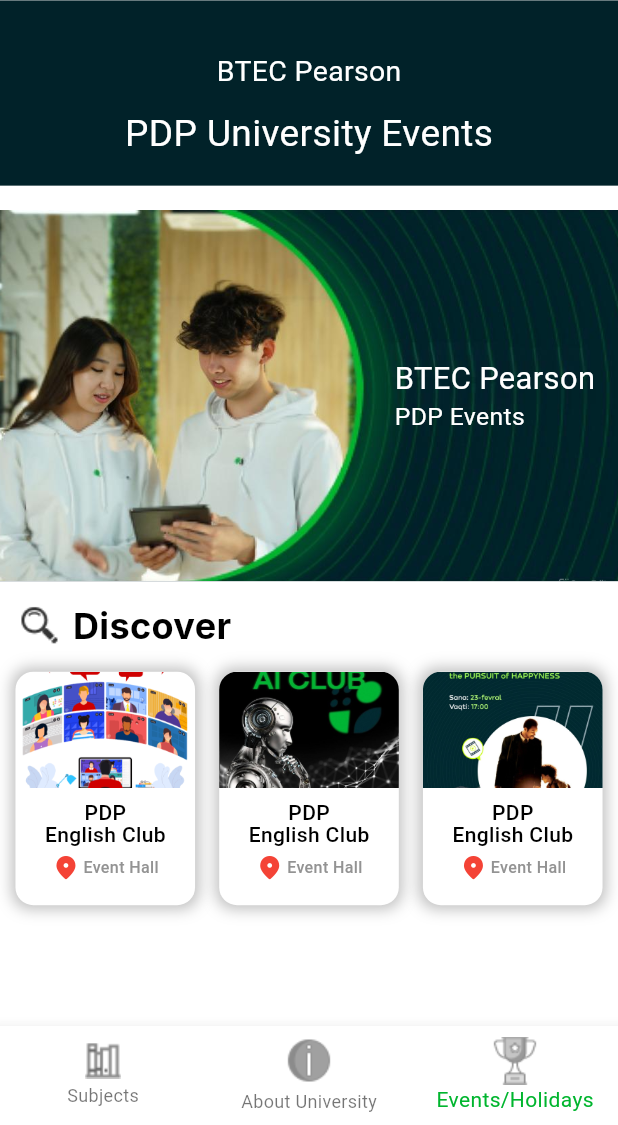
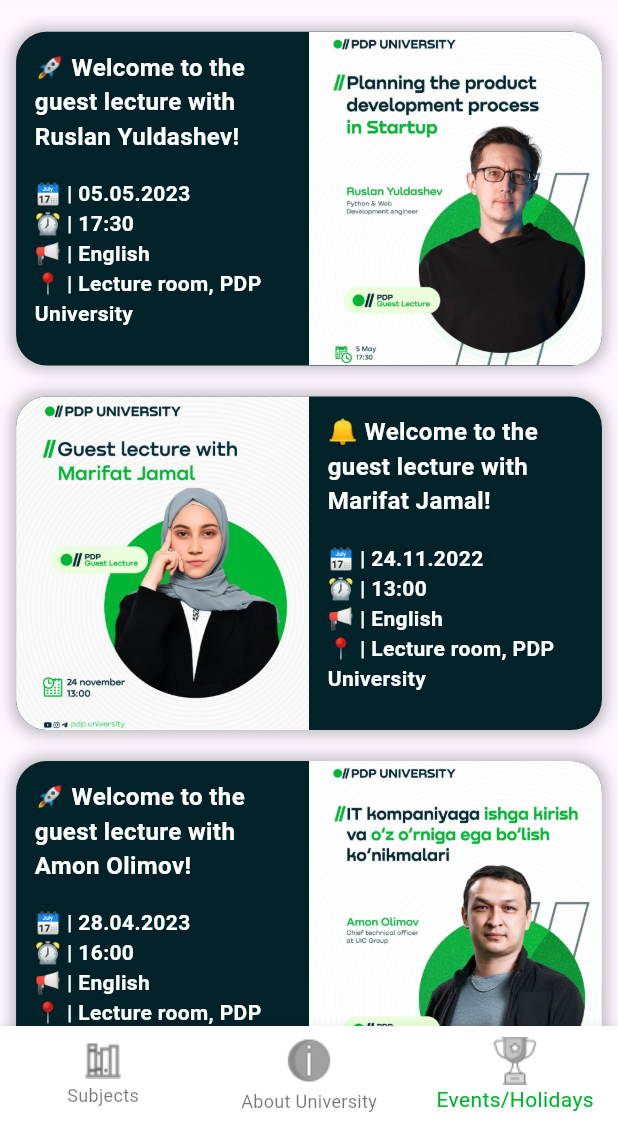
Before and after one commit to IftixorRustamov/my_pdp, a Flutter app: the screen it shows after launch, item 3 of the bottom bar chosen, on a phone screen of 412 x 824 dp, the part 111-1236 px from its top. Run offline on Flutter 3.47's test engine with Material 3 defaults, Android fonts, the phone set to English and light mode, and no system bars.

Commit message:
Finished Guests Screen.

```diff
--- /dev/null
+++ b/lib/screens/guests.dart
@@ -0,0 +1,281 @@
+import 'package:flutter/material.dart';
+import 'package:my_pdp/common/app_colors.dart';
+import 'package:my_pdp/common/app_responsive.dart';
+import 'package:my_pdp/common/img_paths.dart';
+
+// ignore: must_be_immutable
+class GuestsScreen extends StatelessWidget {
+  GuestsScreen({super.key});
+  List<Map<String, dynamic>> guestList = [
+    {
+      "image": ImgPaths.guest1,
+      "text1": "🚀 Welcome to the guest lecture with Ruslan Yuldashev!",
+      "text2": "🗓 | 05.05.2023",
+      "text3": "⏰ | 17:30",
+      "text4": "📢 | English",
+      "text5": "📍 | Lecture room, PDP University"
+    },
+    {
+      "image": ImgPaths.guest2,
+      "text1": "🔔 Welcome to the guest lecture with Marifat Jamal!",
+      "text2": "🗓 | 24.11.2022",
+      "text3": "⏰ | 13:00",
+      "text4": "📢 | English",
+      "text5": "📍 | Lecture room, PDP University"
+    },
+    {
+      "image": ImgPaths.guest3,
+      "text1": "🚀 Welcome to the guest lecture with Amon Olimov! ",
+      "text2": "🗓 | 28.04.2023",
+      "text3": "⏰ | 16:00",
+      "text4": "📢 | English",
+      "text5": "📍 | Lecture room, PDP University"
+    }
+  ];
+
+  @override
+  Widget build(BuildContext context) {
+    return Scaffold(
+      body: SizedBox(
+        width: double.infinity,
+        child: Column(
+          children: [
+            SizedBox(
+              height: Responsive.height(0.013),
+            ),
+            Expanded(
+              child: ListView.builder(
+                  itemCount: guestList.length,
+                  itemBuilder: (context, index) => index % 2 == 0
+                      ? Container(
+                          margin: EdgeInsets.fromLTRB(
+                            Responsive.height(0.013),
+                            Responsive.height(0.0125),
+                            Responsive.height(0.013),
+                            Responsive.height(0.0125),
+                          ),
+                          height: Responsive.height(0.27),
+                          width: double.infinity,
+                          decoration: BoxDecoration(
+                            color: AppColors.darkCyanGreen,
+                            borderRadius: BorderRadius.circular(
+                              Responsive.height(0.025),
+                            ),
+                            boxShadow: [
+                              BoxShadow(
+                                  color: Colors.black26,
+                                  blurRadius: Responsive.width(0.019),
+                                  spreadRadius: Responsive.width(0.005)),
+                            ],
+                          ),
+                          child: Row(
+                            children: [
+                              Expanded(
+                                child: Padding(
+                                  padding:
+                                      EdgeInsets.all(Responsive.height(0.015)),
+                                  child: Column(
+                                    mainAxisAlignment:
+                                        MainAxisAlignment.spaceBetween,
+                                    crossAxisAlignment:
+                                        CrossAxisAlignment.start,
+                                    children: [
+                                      Text(
+                                        guestList[index]["text1"],
+                                        style: TextStyle(
+                                          color: AppColors.white,
+                                          fontSize: Responsive.height(0.0195),
+                                          fontWeight: FontWeight.bold,
+                                        ),
+                                      ),
+                                      Column(
+                                        crossAxisAlignment:
+                                            CrossAxisAlignment.start,
+                                        children: [
+                                          Text(
+                                            guestList[index]["text2"],
+                                            style: TextStyle(
+                                              color: AppColors.white,
+                                              fontSize:
+                                                  Responsive.height(0.017),
+                                              fontWeight: FontWeight.w600,
+                                            ),
+                                          ),
+                                          Text(
+                                            guestList[index]["text3"],
+                                            style: TextStyle(
+                                              color: AppColors.white,
+                                              fontSize:
+                                                  Responsive.height(0.017),
+                                              fontWeight: FontWeight.w600,
+                                            ),
+                                          ),
+                                          Text(
+                                            guestList[index]["text4"],
+                                            style: TextStyle(
+                                              color: AppColors.white,
+                                              fontSize:
+                                                  Responsive.height(0.017),
+                                              fontWeight: FontWeight.w600,
+                                            ),
+                                          ),
+                                          Text(
+                                            guestList[index]["text5"],
+                                            style: TextStyle(
+                                              color: AppColors.white,
+                                              fontSize:
+                                                  Responsive.height(0.017),
+                                              fontWeight: FontWeight.w600,
+                                            ),
+                                          ),
+                                          SizedBox(
+                                            height: Responsive.height(0.015),
+                                          )
+                                        ],
+                                      )
+                                    ],
+                                  ),
+                                ),
+                              ),
+                              Expanded(
+                                  child: ClipRRect(
+                                borderRadius: BorderRadius.only(
+                                  bottomRight: Radius.circular(
+                                    Responsive.height(0.025),
+                                  ),
+                                  topRight: Radius.circular(
+                                    Responsive.height(0.025),
+                                  ),
+                                ),
+                                child: Container(
+                                  decoration: BoxDecoration(
+                                      image: DecorationImage(
+                                          image: AssetImage(
+                                            guestList[index]["image"],
+                                          ),
+                                          fit: BoxFit.cover)),
+                                ),
+                              ))
+                            ],
+                          ),
+                        )
+                      : Container(
+                          margin: EdgeInsets.fromLTRB(
+                            Responsive.height(0.013),
+                            Responsive.height(0.0125),
+                            Responsive.height(0.013),
+                            Responsive.height(0.0125),
+                          ),
+                          height: Responsive.height(0.27),
+                          width: double.infinity,
+                          decoration: BoxDecoration(
+                            color: AppColors.darkCyanGreen,
+                            borderRadius: BorderRadius.circular(
+                              Responsive.height(0.025),
+                            ),
+                            boxShadow: [
+                              BoxShadow(
+                                  color: Colors.black26,
+                                  blurRadius: Responsive.width(0.019),
+                                  spreadRadius: Responsive.width(0.005)),
+                            ],
+                          ),
+                          child: Row(
+                            children: [
+                              Expanded(
+                                child: ClipRRect(
+                                  borderRadius: BorderRadius.only(
+                                    bottomLeft: Radius.circular(
+                                      Responsive.height(0.025),
+                                    ),
+                                    topLeft: Radius.circular(
+                                      Responsive.height(0.025),
+                                    ),
+                                  ),
+                                  child: Container(
+                                    decoration: BoxDecoration(
+                                        image: DecorationImage(
+                                            image: AssetImage(
+                                              guestList[index]["image"],
+                                            ),
+                                            fit: BoxFit.cover)),
+                                  ),
+                                ),
+                              ),
+                              Expanded(
+                                child: Padding(
+                                  padding:
+                                      EdgeInsets.all(Responsive.height(0.015)),
+                                  child: Column(
+                                    mainAxisAlignment:
+                                        MainAxisAlignment.spaceBetween,
+                                    crossAxisAlignment:
+                                        CrossAxisAlignment.start,
+                                    children: [
+                                      Text(
+                                        guestList[index]["text1"],
+                                        style: TextStyle(
+                                          color: AppColors.white,
+                                          fontSize: Responsive.height(0.0195),
+                                          fontWeight: FontWeight.bold,
+                                        ),
+                                      ),
+                                      Column(
+                                        crossAxisAlignment:
+                                            CrossAxisAlignment.start,
+                                        children: [
+                                          Text(
+                                            guestList[index]["text2"],
+                                            style: TextStyle(
+                                              color: AppColors.white,
+                                              fontSize:
+                                                  Responsive.height(0.017),
+                                              fontWeight: FontWeight.w600,
+                                            ),
+                                          ),
+                                          Text(
+                                            guestList[index]["text3"],
+                                            style: TextStyle(
+                                              color: AppColors.white,
+                                              fontSize:
+                                                  Responsive.height(0.017),
+                                              fontWeight: FontWeight.w600,
+                                            ),
+                                          ),
+                                          Text(
+                                            guestList[index]["text4"],
+                                            style: TextStyle(
+                                              color: AppColors.white,
+                                              fontSize:
+                                                  Responsive.height(0.017),
+                                              fontWeight: FontWeight.w600,
+                                            ),
+                                          ),
+                                          Text(
+                                            guestList[index]["text5"],
+                                            style: TextStyle(
+                                              color: AppColors.white,
+                                              fontSize:
+                                                  Responsive.height(0.017),
+                                              fontWeight: FontWeight.w600,
+                                            ),
+                                          ),
+                                          SizedBox(
+                                            height: Responsive.height(0.015),
+                                          )
+                                        ],
+                                      )
+                                    ],
+                                  ),
+                                ),
+                              ),
+                            ],
+                          ),
+                        )),
+            )
+          ],
+        ),
+      ),
+    );
+  }
+}
--- a/lib/screens/main_page.dart
+++ b/lib/screens/main_page.dart
@@ -3,7 +3,7 @@
 import 'package:my_pdp/common/app_strings.dart';
 import 'package:my_pdp/common/icon_paths.dart';
 import 'package:my_pdp/screens/about_page.dart';
-import 'package:my_pdp/screens/discover.dart';
+import 'package:my_pdp/screens/guests.dart';
 import 'package:my_pdp/screens/subjects_page.dart';
 
 import '../common/app_colors.dart';
@@ -23,7 +23,8 @@
   final List<Widget> _pages = [
     SubjectsPage(),
     AboutPage(),
-    DiscoverScreen(),
+    // DiscoverScreen(),
+    GuestsScreen()
   ];
 
   @override
```
Also changed, not shown: lib/screens/discover.dart (+0 -54 lines), assets/images/guest1.png, assets/images/guest2.png, assets/images/guest3.png, lib/common/app_strings.dart (line endings or trailing spaces), lib/common/colors/app_gradient_colors.dart (line endings or trailing spaces), lib/common/icon_paths.dart (line endings or trailing spaces), lib/data/subject_data.dart (line endings or trailing spaces), lib/screens/about_page.dart (line endings or trailing spaces), lib/screens/subjects_page.dart (line endings or trailing spaces), lib/widgets/pdp_info_card_wg.dart (line endings or trailing spaces), lib/widgets/pdp_info_tile_wg.dart (line endings or trailing spaces), lib/widgets/subject_card_wg.dart (line endings or trailing spaces).
